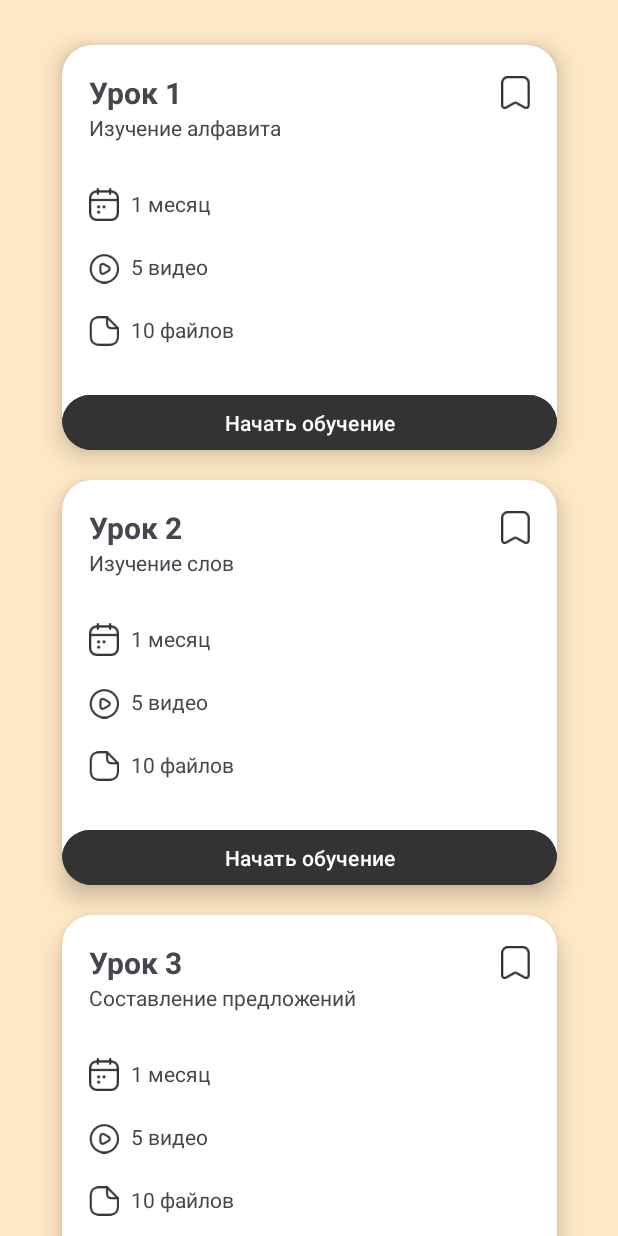
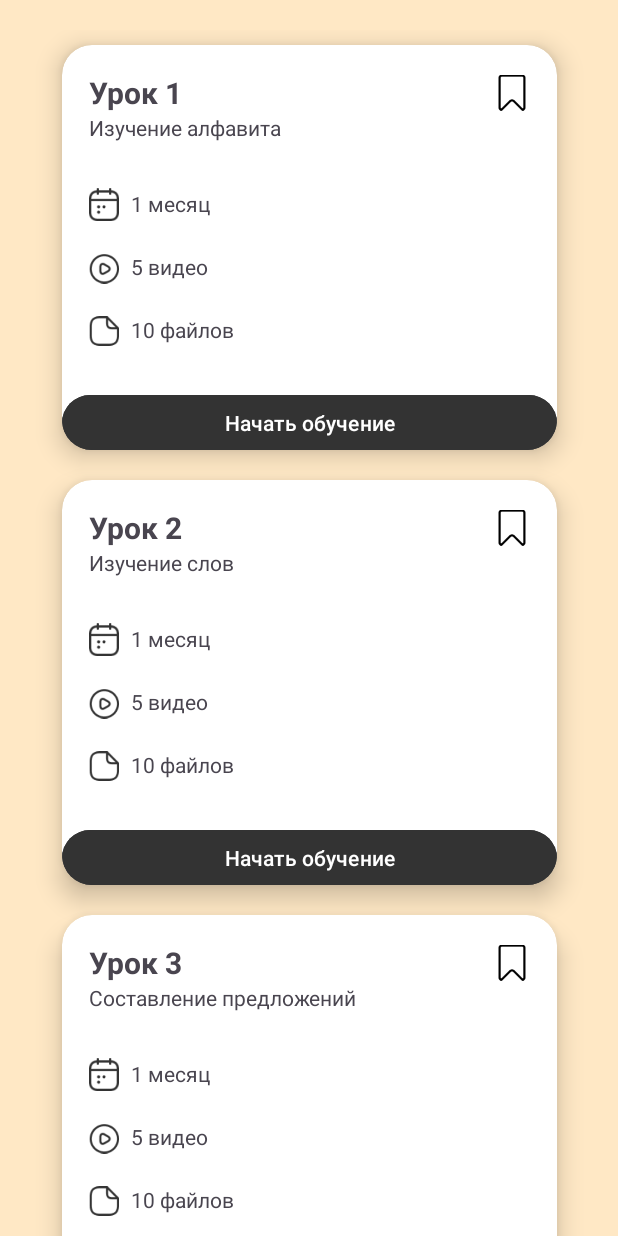
Before and after one commit to Kasymbekov/KyrApp, an Android app: the LessonsFragment screen opened through its navigation route, on a phone screen of 412 x 824 dp. Run offline under Robolectric (Android 15) with nearby library versions, the phone set to English and light mode, and no system bars.

Commit message:
replace bookmark icons

```diff
--- a/app/src/main/java/com/example/kyrapp/ui/fragments/LessonsFragment.kt
+++ b/app/src/main/java/com/example/kyrapp/ui/fragments/LessonsFragment.kt
@@ -5,12 +5,16 @@ import androidx.fragment.app.Fragment
 import android.view.LayoutInflater
 import android.view.View
 import android.view.ViewGroup
+import android.widget.Toast
+import androidx.appcompat.content.res.AppCompatResources
+import androidx.core.content.ContextCompat
 import androidx.lifecycle.Observer
 import androidx.lifecycle.ViewModelProvider
 import androidx.recyclerview.widget.LinearLayoutManager
 import androidx.recyclerview.widget.RecyclerView
 import com.example.kyrapp.R
 import com.example.kyrapp.adapters.ItemAdapter
+import com.example.kyrapp.databinding.LessonItemBinding
 import com.example.kyrapp.viewModel.ItemViewModel
 
 
--- a/app/src/main/res/layout/lesson_item.xml
+++ b/app/src/main/res/layout/lesson_item.xml
@@ -42,11 +42,11 @@
 
                 <ImageView
                     android:id="@+id/save_icon"
-                    android:layout_width="19dp"
+                    android:layout_width="24dp"
                     android:layout_height="match_parent"
                     android:layout_gravity="clip_vertical|end"
                     android:layout_weight="1"
-                    app:srcCompat="@drawable/save_ico" />
+                    app:srcCompat="@drawable/bookmark" />
 
             </LinearLayout>
 
```
Also changed, not shown: app/src/main/res/drawable/bookmark.png (added), app/src/main/res/drawable/bookmark_filled.png (added).
